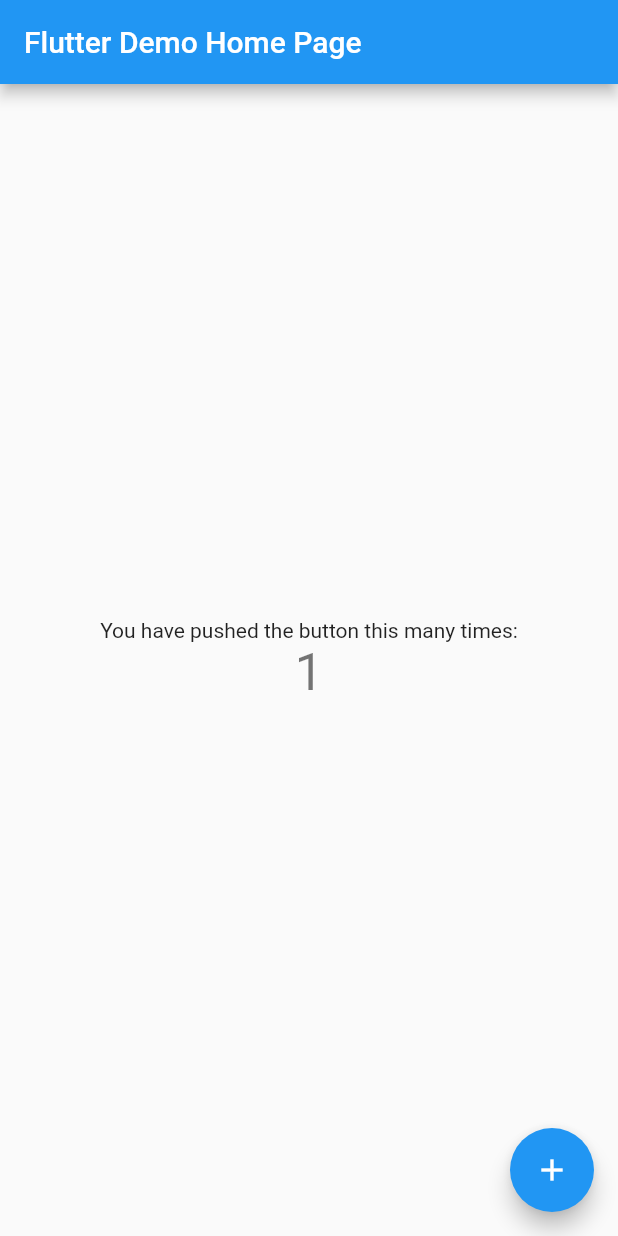
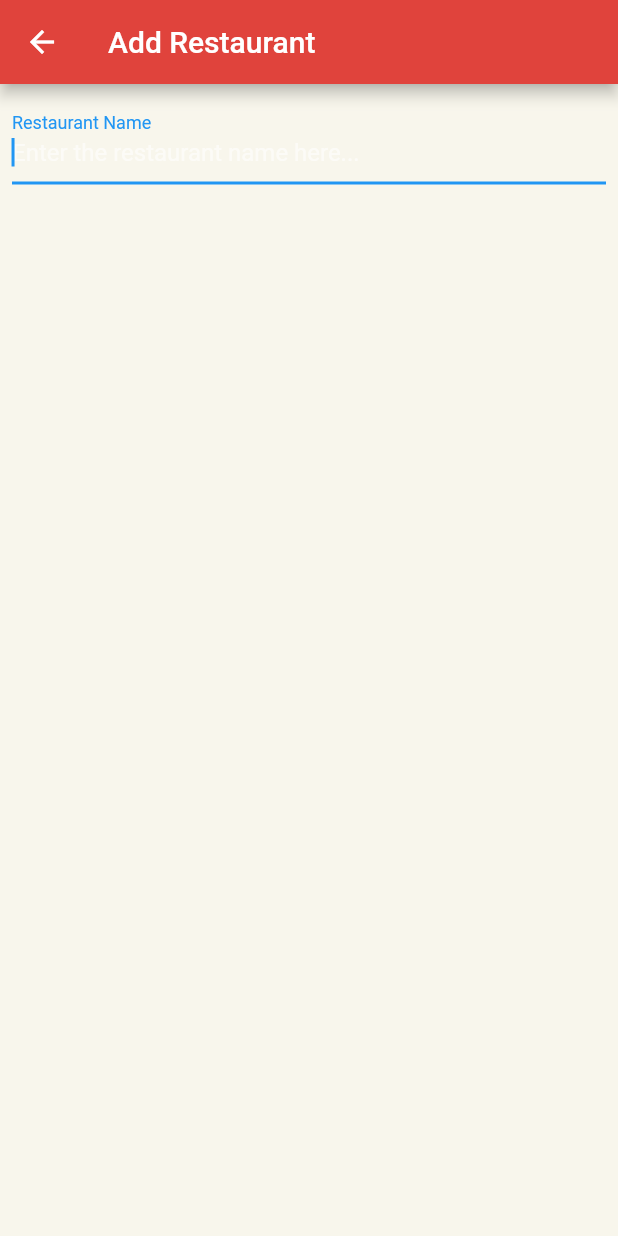
Before and after one commit to gefgu/restaurant-picker, a Flutter app: the screen it shows after launch, after a tap on the "add" icon, on a phone screen of 412 x 824 dp. Run offline on Flutter 3.47's test engine with Material 2 defaults, Android fonts, the phone set to English and light mode, and no system bars; our stand-ins replace cloud_firestore; accounts and stored records are empty.

Commit message:
added interactivity

```diff
--- a/lib/main.dart
+++ b/lib/main.dart
@@ -1,5 +1,7 @@
 import 'package:flutter/material.dart';
 import 'package:cloud_firestore/cloud_firestore.dart';
+import 'restaurant_form.dart';
+import 'restaurant_model.dart';
 
 void main() => runApp(MyApp());
 
@@ -9,104 +11,111 @@ class MyApp extends StatelessWidget {
   Widget build(BuildContext context) {
     return MaterialApp(
       title: 'Flutter Demo',
+      debugShowCheckedModeBanner: false,
       theme: ThemeData(
-        // This is the theme of your application.
-        //
-        // Try running your application with "flutter run". You'll see the
-        // application has a blue toolbar. Then, without quitting the app, try
-        // changing the primarySwatch below to Colors.green and then invoke
-        // "hot reload" (press "r" in the console where you ran "flutter run",
-        // or simply save your changes to "hot reload" in a Flutter IDE).
-        // Notice that the counter didn't reset back to zero; the application
-        // is not restarted.
-        primarySwatch: Colors.blue,
+        brightness: Brightness.dark,
+        primaryColor: Color(0xFFE0433C),
+        accentColor: Color(0xFFE0433C),
       ),
-      home: MyHomePage(title: 'Flutter Demo Home Page'),
+      initialRoute: '/',
+      routes: {
+        '/': (context) => MyHomePage(),
+        '/form_restaurant': (context) => RestaurantForm(),
+      },
     );
   }
 }
 
 class MyHomePage extends StatefulWidget {
-  MyHomePage({Key key, this.title}) : super(key: key);
-
-  // This widget is the home page of your application. It is stateful, meaning
-  // that it has a State object (defined below) that contains fields that affect
-  // how it looks.
-
-  // This class is the configuration for the state. It holds the values (in this
-  // case the title) provided by the parent (in this case the App widget) and
-  // used by the build method of the State. Fields in a Widget subclass are
-  // always marked "final".
-
-  final String title;
+  MyHomePage({Key key}) : super(key: key);
 
   @override
   _MyHomePageState createState() => _MyHomePageState();
 }
 
 class _MyHomePageState extends State<MyHomePage> {
-  int _counter = 0;
-
-  void _incrementCounter() {
-    setState(() {
-      // This call to setState tells the Flutter framework that something has
-      // changed in this State, which causes it to rerun the build method below
-      // so that the display can reflect the updated values. If we changed
-      // _counter without calling setState(), then the build method would not be
-      // called again, and so nothing would appear to happen.
-      _counter++;
-    });
-  }
+  final databaseReference = Firestore.instance;
 
   @override
   Widget build(BuildContext context) {
-    // This method is rerun every time setState is called, for instance as done
-    // by the _incrementCounter method above.
-    //
-    // The Flutter framework has been optimized to make rerunning build methods
-    // fast, so that you can just rebuild anything that needs updating rather
-    // than having to individually change instances of widgets.
     return Scaffold(
-      appBar: AppBar(
-        // Here we take the value from the MyHomePage object that was created by
-        // the App.build method, and use it to set our appbar title.
-        title: Text(widget.title),
+      appBar: new AppBar(
+        title: Text("Restaurant Picker"),
       ),
-      body: Center(
-        // Center is a layout widget. It takes a single child and positions it
-        // in the middle of the parent.
-        child: Column(
-          // Column is also a layout widget. It takes a list of children and
-          // arranges them vertically. By default, it sizes itself to fit its
-          // children horizontally, and tries to be as tall as its parent.
-          //
-          // Invoke "debug painting" (press "p" in the console, choose the
-          // "Toggle Debug Paint" action from the Flutter Inspector in Android
-          // Studio, or the "Toggle Debug Paint" command in Visual Studio Code)
-          // to see the wireframe for each widget.
-          //
-          // Column has various properties to control how it sizes itself and
-          // how it positions its children. Here we use mainAxisAlignment to
-          // center the children vertically; the main axis here is the vertical
-          // axis because Columns are vertical (the cross axis would be
-          // horizontal).
-          mainAxisAlignment: MainAxisAlignment.center,
-          children: <Widget>[
-            Text(
-              'You have pushed the button this many times:',
-            ),
-            Text(
-              '$_counter',
-              style: Theme.of(context).textTheme.display1,
-            ),
+      body: StreamBuilder(
+        stream: databaseReference.collection('restaurants').snapshots(),
+        builder: (context, snapshot) {
+          if (!snapshot.hasData) return LinearProgressIndicator();
+          return _buildList(context, snapshot.data.documents);
+        },
+      ),
+      backgroundColor: Color(0xFFF8F6EC),
+      floatingActionButton: FloatingActionButton(
+        child: Icon(Icons.add),
+        onPressed: () => Navigator.pushNamed(context, '/form_restaurant'),
+      ),
+    );
+  }
+
+  Widget _buildList(BuildContext context, List<DocumentSnapshot> snapshot) {
+    snapshot.sort((a, b) => a.data['name'].compareTo(b.data['name']));
+    return ListView(
+      padding: EdgeInsets.only(top: 16.0),
+      children: snapshot.map((data) => _buildListItem(context, data)).toList(),
+    );
+  }
+
+  Widget _buildListItem(BuildContext context, DocumentSnapshot data) {
+    final restaurant = Restaurant.fromSnapshot(data);
+
+    return Padding(
+      padding: const EdgeInsets.symmetric(horizontal: 16.0, vertical: 8.0),
+      child: Container(
+        decoration: new BoxDecoration(
+          color: Color(0xFF14394E),
+          borderRadius: BorderRadius.all(Radius.circular(16.0)),
+          boxShadow: [
+            BoxShadow(
+                color: Color(0xFF83B2C6).withOpacity(0.4),
+                offset: Offset(5.0, 5.0))
           ],
         ),
+        child: ListTile(
+          title: Text(restaurant.name),
+          trailing: Text(restaurant.votes.toString()),
+          onTap: () => restaurant.reference
+              .updateData({'votes': FieldValue.increment(1)}),
+          onLongPress: () => showDialog(
+              context: context,
+              builder: (context) {
+                return AlertDialog(
+                  title:
+                      Text('What you want to do with "${restaurant.name}" ?'),
+                  actions: <Widget>[
+                    FlatButton(
+                      child: Text("Cancel"),
+                      onPressed: () => Navigator.pop(context),
+                    ),
+                    FlatButton(
+                      child: Text("Update"),
+                      onPressed: () {
+                        Navigator.pop(context);
+                        Navigator.pushNamed(context, '/form_restaurant',
+                            arguments: restaurant);
+                      },
+                    ),
+                    FlatButton(
+                      child: Text("Delete"),
+                      onPressed: () {
+                        restaurant.reference.delete();
+                        Navigator.pop(context);
+                      },
+                    ),
+                  ],
+                );
+              }),
+        ),
       ),
-      floatingActionButton: FloatingActionButton(
-        onPressed: _incrementCounter,
-        tooltip: 'Increment',
-        child: Icon(Icons.add),
-      ), // This trailing comma makes auto-formatting nicer for build methods.
     );
   }
 }
--- /dev/null
+++ b/lib/restaurant_form.dart
@@ -0,0 +1,57 @@
+import 'package:flutter/material.dart';
+import 'package:cloud_firestore/cloud_firestore.dart';
+import 'restaurant_model.dart';
+
+class RestaurantForm extends StatefulWidget {
+  RestaurantForm({Key key}) : super(key: key);
+
+  @override
+  RestaurantFormState createState() => RestaurantFormState();
+}
+
+class RestaurantFormState extends State<RestaurantForm> {
+  @override
+  Widget build(BuildContext context) {
+    var argument = ModalRoute.of(context).settings.arguments;
+
+    TextEditingController textController = TextEditingController();
+
+    String appBarTitle = "Add Restaurant";
+
+    var functionToCall;
+
+    if (argument != null) {
+      appBarTitle = "Edit Restaurant";
+      Restaurant restaurant = argument;
+      textController.text = restaurant.name;
+      functionToCall =
+          (String name) => restaurant.reference.updateData({"name": name});
+    } else {
+      functionToCall = (String name) => Firestore.instance
+          .collection('restaurants')
+          .add({'name': name, 'votes': 0});
+    }
+    return Scaffold(
+      appBar: new AppBar(
+        title: Text(appBarTitle),
+      ),
+      body: Container(
+        padding: const EdgeInsets.all(8.0),
+        child: TextField(
+          controller: textController,
+          onSubmitted: (submit) {
+            functionToCall(submit);
+            Navigator.pop(context);
+          },
+          autofocus: true,
+          decoration: InputDecoration(
+              hintText: "Enter the restaurant name here...",
+              labelText: "Restaurant Name",
+              fillColor: Colors.black),
+          style: TextStyle(color: Colors.black),
+        ),
+      ),
+      backgroundColor: Color(0xFFF8F6EC),
+    );
+  }
+}
--- /dev/null
+++ b/lib/restaurant_model.dart
@@ -0,0 +1,16 @@
+import 'package:cloud_firestore/cloud_firestore.dart';
+
+class Restaurant {
+  final String name;
+  final int votes;
+  final DocumentReference reference;
+
+  Restaurant.fromMap(Map<String, dynamic> map, {this.reference})
+      : assert(map['name'] != null),
+        assert(map['votes'] != null),
+        name = map['name'],
+        votes = map['votes'];
+
+  Restaurant.fromSnapshot(DocumentSnapshot snapshot)
+      : this.fromMap(snapshot.data, reference: snapshot.reference);
+}
```
